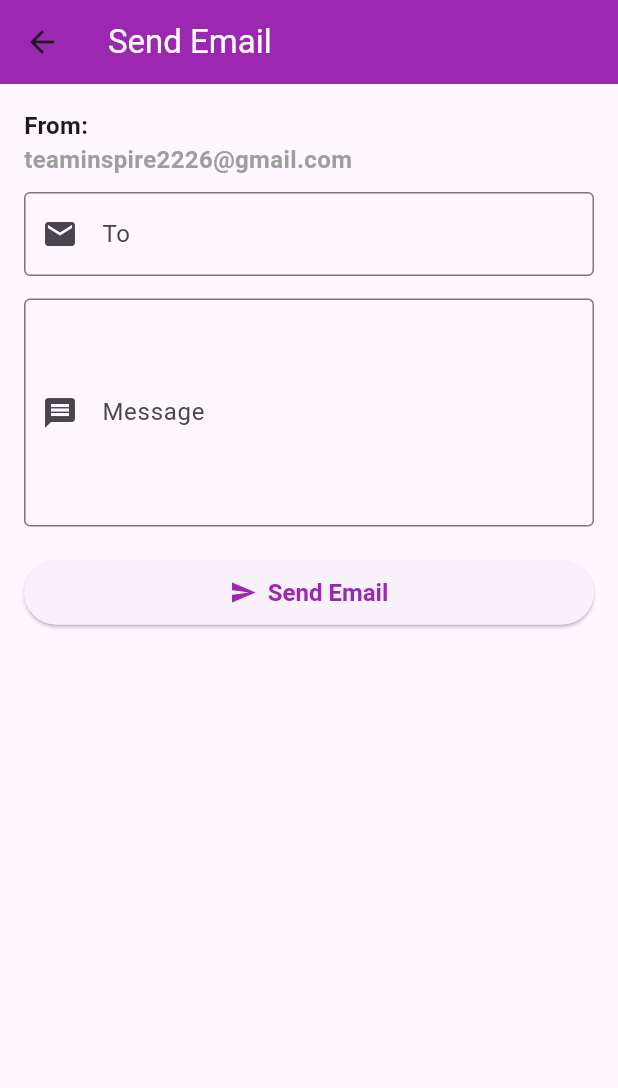
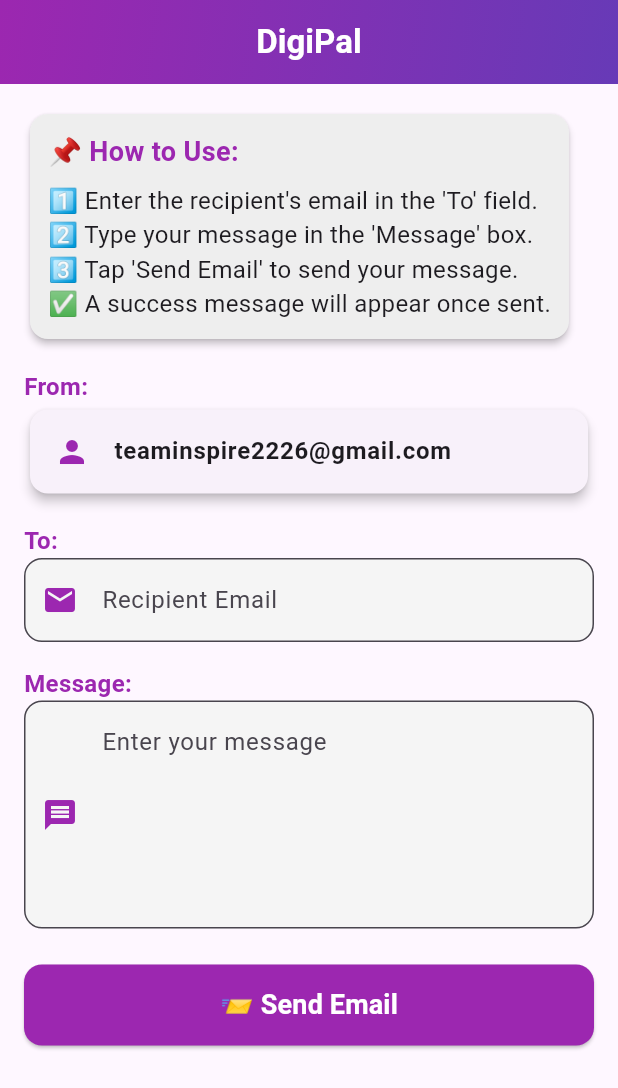
Before and after one commit to hahaanisha/digipal, a Flutter app: the EmailPage screen opened directly, on a phone screen of 412 x 824 dp. Shown: the top 1088 px of the screen. Run offline on Flutter 3.47's test engine with Material 3 defaults, Android fonts, the phone set to English and light mode, and no system bars; our stand-ins replace firebase_auth, firebase_core, firebase_database, flutter_gemini, flutter_tts, webview_flutter and 1 more; missing offline and left inert: android_intent_plus, easy_upi_payment, mailer, webview_flutter_android, webview_flutter_wkwebview; accounts and stored records are empty.

Commit message:
email page

```diff
--- a/lib/screens/Hard/HardHome.dart
+++ b/lib/screens/Hard/HardHome.dart
@@ -131,12 +131,12 @@ class HardLevelPage extends StatelessWidget {
                 "Learn how to use Google Drive, Dropbox, and OneDrive for easy file access and backups.",
                 imagePath: "assets/cloud.png",
                 onTap: () {
-                  // Navigator.push(
-                  //   context,
-                  //   MaterialPageRoute(
-                  //     builder: (context) => TransactionPage(),
-                  //   ),
-                  // );
+                  Navigator.push(
+                    context,
+                    MaterialPageRoute(
+                      builder: (context) => TransactionPage(),
+                    ),
+                  );
                 },
               ),
               _buildModuleCard(
--- a/lib/screens/Medium/EmailPage.dart
+++ b/lib/screens/Medium/EmailPage.dart
@@ -14,8 +14,8 @@ class _EmailPageState extends State<EmailPage> {
   final TextEditingController _toController = TextEditingController();
   final TextEditingController _bodyController = TextEditingController();
 
-  final String senderEmail = "teaminspire2226@gmail.com"; // Default sender email
-  final String senderPassword = "xdrc zrav loyu yvsf"; // Use App Password for security
+  final String senderEmail = "teaminspire2226@gmail.com";
+  final String senderPassword = "xdrc zrav loyu yvsf";
 
   bool _isSending = false;
 
@@ -33,83 +33,152 @@ class _EmailPageState extends State<EmailPage> {
 
     try {
       await send(message, smtpServer);
-      _showSnackbar("Email sent successfully!");
+      _showSnackbar("✅ Email sent successfully!");
     } catch (e) {
-      _showSnackbar("Failed to send email: $e");
+      _showSnackbar("❌ Failed to send email: $e");
     } finally {
       setState(() => _isSending = false);
     }
   }
 
   void _showSnackbar(String message) {
-    ScaffoldMessenger.of(context).showSnackBar(SnackBar(content: Text(message)));
+    ScaffoldMessenger.of(context).showSnackBar(
+      SnackBar(content: Text(message), behavior: SnackBarBehavior.floating),
+    );
   }
 
   @override
   Widget build(BuildContext context) {
     return Scaffold(
-      appBar: AppBar(title: Text("Send Email",style: TextStyle(color: Colors.white),), backgroundColor: Colors.purple),
+      appBar: AppBar(
+        flexibleSpace: Container(
+          decoration: const BoxDecoration(
+            gradient: LinearGradient(
+              colors: [Colors.purple, Colors.deepPurple],
+              begin: Alignment.topLeft,
+              end: Alignment.bottomRight,
+            ),
+          ),
+        ),
+        centerTitle: true,
+        title: const Text("DigiPal", style: TextStyle(fontWeight: FontWeight.bold, color: Colors.white)),
+      ),
       body: SingleChildScrollView(
-        child: Padding(
         padding: const EdgeInsets.all(16.0),
-          child: Form(
+        child: Column(
+          crossAxisAlignment: CrossAxisAlignment.start,
+          children: [
+            _buildInstructions(),
+            const SizedBox(height: 16),
+            Form(
               key: _formKey,
               child: Column(
                 crossAxisAlignment: CrossAxisAlignment.start,
                 children: [
-                Text("From:", style: TextStyle(fontWeight: FontWeight.bold, fontSize: 16)),
-                Text(senderEmail, style: TextStyle(fontSize: 16, color: Colors.grey,fontWeight: FontWeight.bold)),
-                SizedBox(height: 10),
-                TextFormField(
-                  controller: _toController,
-                  keyboardType: TextInputType.emailAddress,
-                  decoration: InputDecoration(
-                    labelText: "To",
-                    hintText: "Enter recipient email",
-                    border: OutlineInputBorder(),
-                    prefixIcon: Icon(Icons.email),
-                  ),
-                  validator: (value) {
-                    if (value == null || value.isEmpty) return "Please enter an email";
-                    if (!RegExp(r"^[a-zA-Z0-9+_.-]+@[a-zA-Z0-9.-]+$").hasMatch(value)) {
-                      return "Enter a valid email";
-                    }
-                    return null;
-                  },
-                ),
-                SizedBox(height: 15),
-                TextFormField(
-                  controller: _bodyController,
-                  maxLines: 5,
-                  decoration: InputDecoration(
-                    labelText: "Message",
-                    hintText: "Enter your message",
-                    border: OutlineInputBorder(),
-                    prefixIcon: Icon(Icons.message),
-                  ),
-                  validator: (value) {
-                    if (value == null || value.isEmpty) return "Please enter a message";
-                    return null;
-                  },
-                ),
-                SizedBox(height: 20),
-                SizedBox(
-                  width: double.infinity,
-                  child: ElevatedButton.icon(
-                    onPressed: _isSending ? null : _sendEmail,
-                    icon: _isSending ? CircularProgressIndicator() : Icon(Icons.send,color: Colors.purple,),
-                    label: Text("Send Email",style: TextStyle(color: Colors.purple,fontWeight: FontWeight.bold),),
-                    style: ElevatedButton.styleFrom(
-                      padding: EdgeInsets.symmetric(vertical: 12),
-                      textStyle: TextStyle(fontSize: 16),
-                    ),
+                  _buildLabel("From:"),
+                  _buildSenderCard(),
+                  const SizedBox(height: 16),
+                  _buildLabel("To:"),
+                  _buildTextField(_toController, "Recipient Email", Icons.email, TextInputType.emailAddress),
+                  const SizedBox(height: 16),
+                  _buildLabel("Message:"),
+                  _buildTextField(_bodyController, "Enter your message", Icons.message, TextInputType.text, maxLines: 5),
+                  const SizedBox(height: 24),
+                  _buildSendButton(),
+                ],
               ),
             ),
           ],
         ),
       ),
+    );
+  }
+
+  Widget _buildInstructions() {
+    return Card(
+      color: Colors.grey[200],
+      shape: RoundedRectangleBorder(borderRadius: BorderRadius.circular(12)),
+      elevation: 2,
+      child: Padding(
+        padding: const EdgeInsets.all(12.0),
+        child: Column(
+          crossAxisAlignment: CrossAxisAlignment.start,
+          children: const [
+            Text("📌 How to Use:", style: TextStyle(fontSize: 18, fontWeight: FontWeight.bold, color: Colors.purple)),
+            SizedBox(height: 8),
+            Text("1️⃣ Enter the recipient's email in the 'To' field.", style: TextStyle(fontSize: 16)),
+            Text("2️⃣ Type your message in the 'Message' box.", style: TextStyle(fontSize: 16)),
+            Text("3️⃣ Tap 'Send Email' to send your message.", style: TextStyle(fontSize: 16)),
+            Text("✅ A success message will appear once sent.", style: TextStyle(fontSize: 16)),
+          ],
         ),
       ),
     );
   }
+
+  Widget _buildLabel(String text) {
+    return Text(
+      text,
+      style: const TextStyle(fontSize: 16, fontWeight: FontWeight.bold, color: Colors.purple),
+    );
   }
+
+  Widget _buildSenderCard() {
+    return Card(
+      elevation: 3,
+      shape: RoundedRectangleBorder(borderRadius: BorderRadius.circular(12)),
+      child: ListTile(
+        leading: const Icon(Icons.person, color: Colors.purple),
+        title: Text(senderEmail, style: const TextStyle(fontWeight: FontWeight.bold)),
+      ),
+    );
+  }
+
+  Widget _buildTextField(
+      TextEditingController controller,
+      String hintText,
+      IconData icon,
+      TextInputType keyboardType, {
+        int maxLines = 1,
+      }) {
+    return TextFormField(
+      controller: controller,
+      keyboardType: keyboardType,
+      maxLines: maxLines,
+      decoration: InputDecoration(
+        prefixIcon: Icon(icon, color: Colors.purple),
+        hintText: hintText,
+        border: OutlineInputBorder(borderRadius: BorderRadius.circular(12)),
+        filled: true,
+        fillColor: Colors.grey[100],
+      ),
+      validator: (value) {
+        if (value == null || value.trim().isEmpty) return "⚠️ This field is required";
+        if (keyboardType == TextInputType.emailAddress &&
+            !RegExp(r"^[a-zA-Z0-9+_.-]+@[a-zA-Z0-9.-]+$").hasMatch(value)) {
+          return "⚠️ Enter a valid email";
+        }
+        return null;
+      },
+    );
+  }
+
+  Widget _buildSendButton() {
+    return SizedBox(
+      width: double.infinity,
+      child: ElevatedButton(
+        onPressed: _isSending ? null : _sendEmail,
+        style: ElevatedButton.styleFrom(
+          padding: const EdgeInsets.symmetric(vertical: 14),
+          backgroundColor: Colors.purple,
+          shape: RoundedRectangleBorder(borderRadius: BorderRadius.circular(12)),
+        ),
+        child: _isSending
+            ? const SizedBox(
+          width: 24, height: 24, child: CircularProgressIndicator(color: Colors.white, strokeWidth: 2),
+        )
+            : const Text("📨 Send Email", style: TextStyle(fontSize: 18, fontWeight: FontWeight.bold, color: Colors.white)),
+      ),
+    );
+  }
+}
--- a/lib/screens/Medium/mediumHome.dart
+++ b/lib/screens/Medium/mediumHome.dart
@@ -126,12 +126,12 @@ class MediumLevelPage extends StatelessWidget {
                 "Understand digital payments, secure transactions, and how to manage your money online.",
                 imagePath: "assets/banking.png",
                 onTap: () {
-                //   Navigator.pushReplacement(
-                //   context,
-                //   MaterialPageRoute(
-                //     builder: (context) => EmailPage(),
-                //   ),
-                // );
+                  Navigator.pushReplacement(
+                  context,
+                  MaterialPageRoute(
+                    builder: (context) => EmailPage(),
+                  ),
+                );
                 },
               ),
               // _buildModuleCard(
```
Lines whose indentation alone changed are shown as unchanged.
